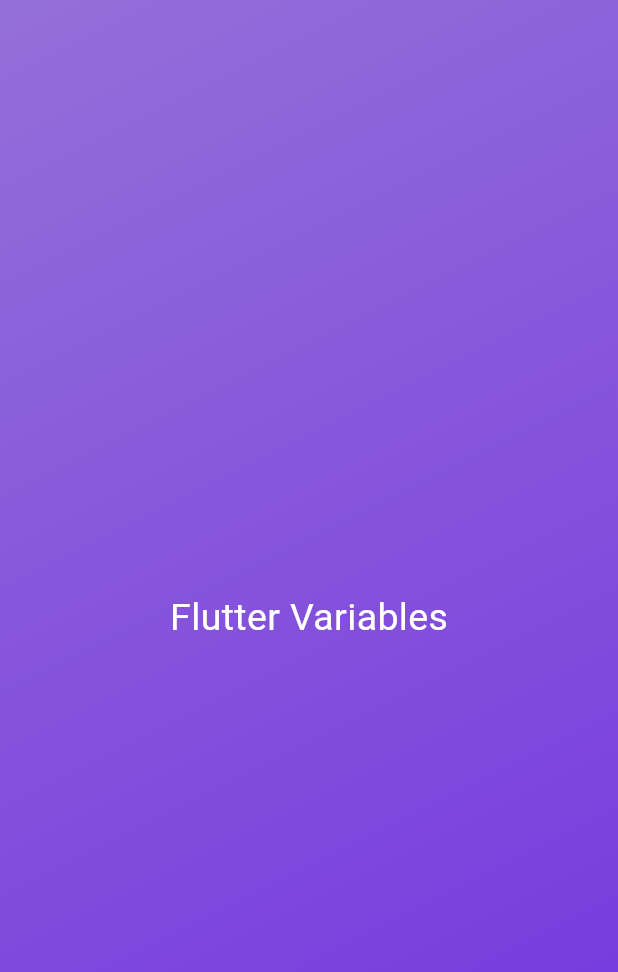
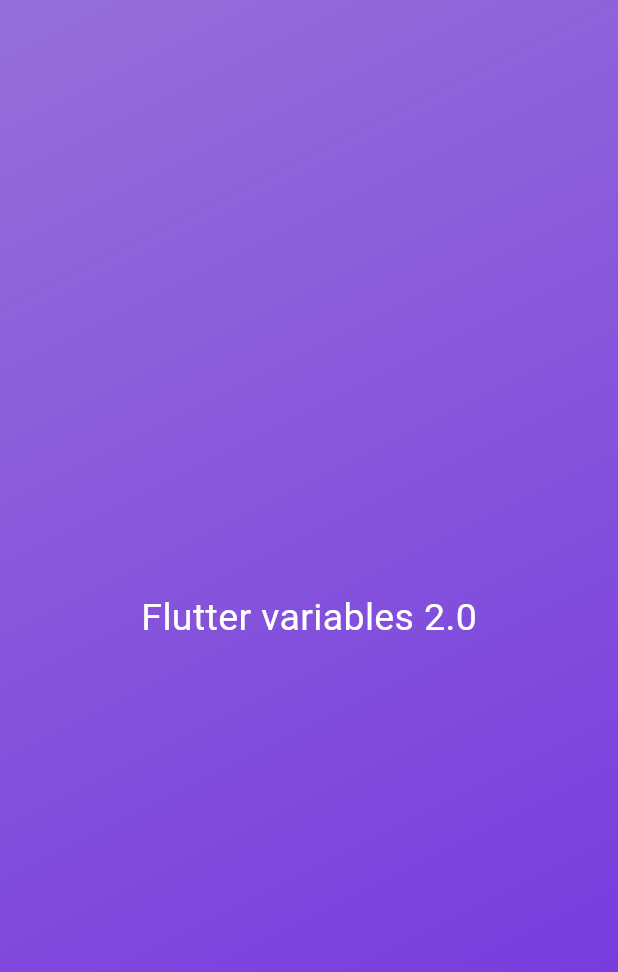
Before and after one commit to lalhming-muana/flutter_variables, a Flutter app: the screen it shows after launch, on a phone screen of 412 x 824 dp. Shown: the top 972 px of the screen. Run offline on Flutter 3.47's test engine with Material 3 defaults, Android fonts, the phone set to English and light mode, and no system bars.

Commit message:
StyledText class is reusable with the text string as a parameter

```diff
--- a/lib/gradient_container.dart
+++ b/lib/gradient_container.dart
@@ -1,23 +1,26 @@
 import 'package:flutter/material.dart';
 import 'package:flutter_variables/styled_text.dart';
+
+const startAlignment = Alignment.topLeft;
+const endAlignment = Alignment.bottomRight;
 
 class GradientContainer extends StatelessWidget {
   const GradientContainer({super.key});
   @override
   Widget build(BuildContext context) {
     return Container(
-      decoration: BoxDecoration(
+      decoration: const BoxDecoration(
         gradient: LinearGradient(
           colors: [
-            const Color.fromARGB(255, 149, 111, 217),
-            const Color.fromARGB(255, 114, 50, 223),
+             Color.fromARGB(255, 149, 111, 217),
+             Color.fromARGB(255, 114, 50, 223),
           ],
-          begin: Alignment.topLeft,
-          end: Alignment.bottomRight,
+          begin: startAlignment,
+          end: endAlignment,
         ),
       ),
       child: Center(
-        child: StyledText(),
+        child: StyledText('Flutter variables 2.0'),
       ),
     );
   }
--- a/lib/styled_text.dart
+++ b/lib/styled_text.dart
@@ -1,13 +1,15 @@
 import 'package:flutter/material.dart';
 
 class StyledText extends StatelessWidget{
-  const StyledText({super.key});
+  const StyledText(this.displayText,{super.key});
+
+  final String displayText;
 
   @override
   Widget build(BuildContext context) {
 
    return Text(
-          'Flutter Variables',
+          displayText,
           style: TextStyle(color: Colors.white, fontSize: 25),
         );
   }
```
